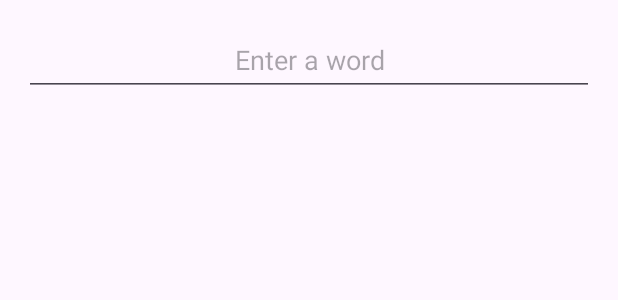
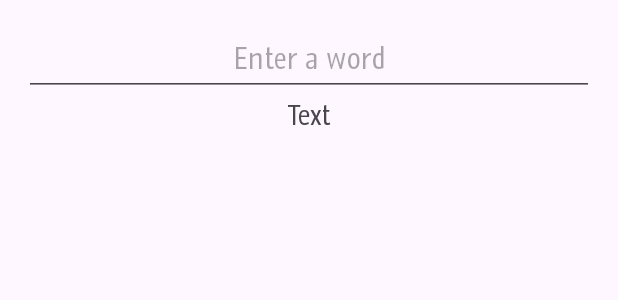
Before and after one commit to ruslannvsd/telegram_channels_scraping, an Android app: the layout fragment_first.xml on its own in the app's theme, with its tools: preview values and no code run, on a phone screen of 412 x 824 dp. Shown: the top 300 px of the screen. Run offline under Robolectric (Android 15) with nearby library versions, the phone set to English and light mode, and no system bars.

Commit message:
total art-s q-ty as textview added

```diff
--- a/app/build.gradle.kts
+++ b/app/build.gradle.kts
@@ -44,7 +44,6 @@ dependencies {
     testImplementation("junit:junit:4.13.2")
     androidTestImplementation("androidx.test.ext:junit:1.1.5")
     androidTestImplementation("androidx.test.espresso:espresso-core:3.5.1")
-    implementation("com.squareup.retrofit2:retrofit:2.9.0")
     implementation("com.google.code.gson:gson:2.9.0")
     implementation("org.jsoup:jsoup:1.10.3")
     implementation("com.squareup.picasso:picasso:2.71828")
--- a/app/src/main/java/com/example/ntfctns/FirstFragment.java
+++ b/app/src/main/java/com/example/ntfctns/FirstFragment.java
@@ -27,10 +27,8 @@ public class FirstFragment extends Fragment {
             @NonNull LayoutInflater inflater, ViewGroup container,
             Bundle savedInstanceState
     ) {
-
         bnd = FragmentFirstBinding.inflate(inflater, container, false);
         return bnd.getRoot();
-
     }
 
     public void onViewCreated(@NonNull View view, Bundle savedInstanceState) {
@@ -46,7 +44,7 @@ public class FirstFragment extends Fragment {
                     List<String> words = WordFuncs.handlePunctuation(text, requireContext());
                     if (words != null) {
                         Log.i("Words", words.toString());
-                        new GetLinks().getLinks(words, rv, artAd, requireContext());
+                        new GetLinks().getLinks(words, rv, artAd, requireContext(), bnd.showQuantity);
                     }
                 } else Toast.makeText(requireContext(), "Enter a word", Toast.LENGTH_LONG).show();
             }
--- a/app/src/main/res/layout/fragment_first.xml
+++ b/app/src/main/res/layout/fragment_first.xml
@@ -17,19 +17,35 @@
             android:layout_width="match_parent"
             android:layout_height="48dp"
             app:layout_constraintStart_toStartOf="parent"
+            app:layout_constraintEnd_toEndOf="parent"
             app:layout_constraintTop_toTopOf="parent"
             android:hint="Enter a word"
+            android:textSize="20sp"
+            android:fontFamily="@font/graublau"
             android:gravity="center"
             android:maxLength="70"
             android:inputType="text"
             android:maxLines="1"
             tools:ignore="Autofill" />
 
+        <TextView
+            android:id="@+id/show_quantity"
+            android:layout_width="match_parent"
+            android:layout_height="wrap_content"
+            android:text="Text"
+            android:textSize="18sp"
+            android:fontFamily="@font/graublau"
+            app:layout_constraintStart_toStartOf="parent"
+            app:layout_constraintEnd_toEndOf="parent"
+            app:layout_constraintTop_toBottomOf="@+id/enter_word"
+            android:gravity="center"
+            android:maxLength="70" />
+
         <androidx.recyclerview.widget.RecyclerView
             android:id="@+id/article_rv"
             android:layout_width="match_parent"
             android:layout_height="wrap_content"
-            app:layout_constraintTop_toBottomOf="@+id/enter_word"
+            app:layout_constraintTop_toBottomOf="@+id/show_quantity"
             app:layout_constraintStart_toStartOf="parent"
             app:layout_constraintEnd_toEndOf="parent"
             tools:layout_editor_absoluteY="16dp" />
```
Also changed, not shown: app/src/main/java/com/example/ntfctns/network/GetLinks.java (+25 -1 lines).
